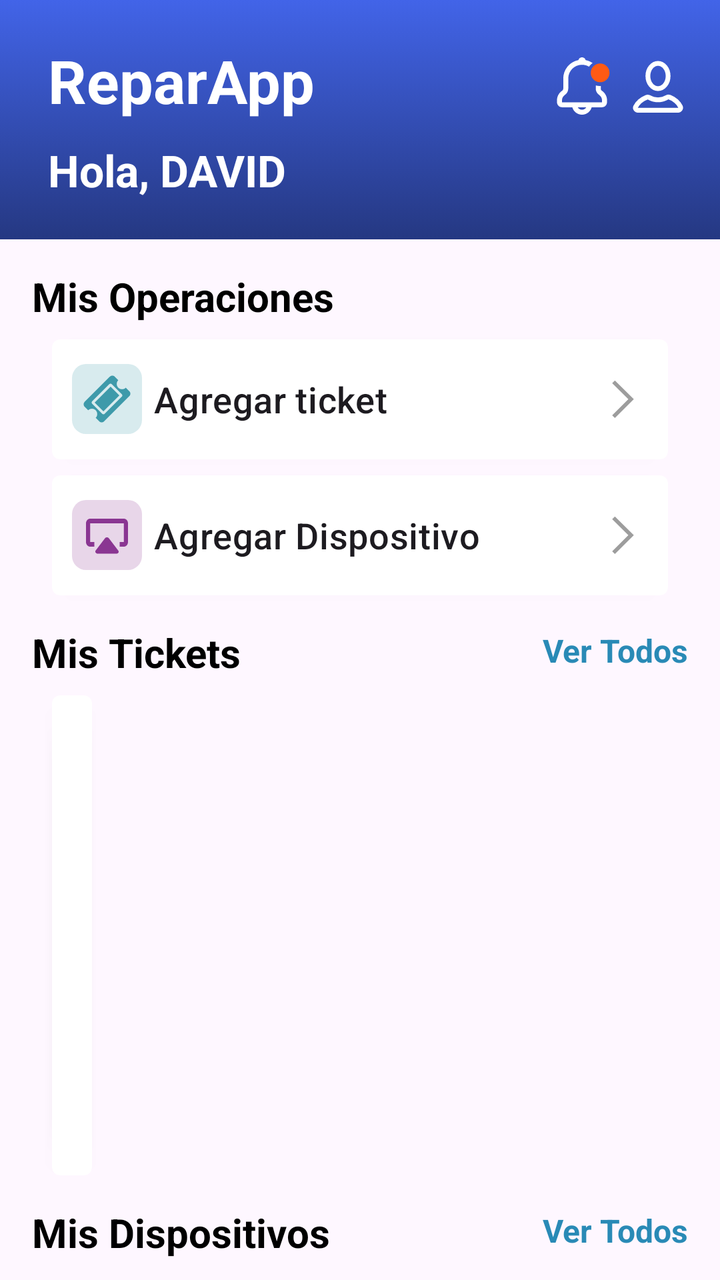
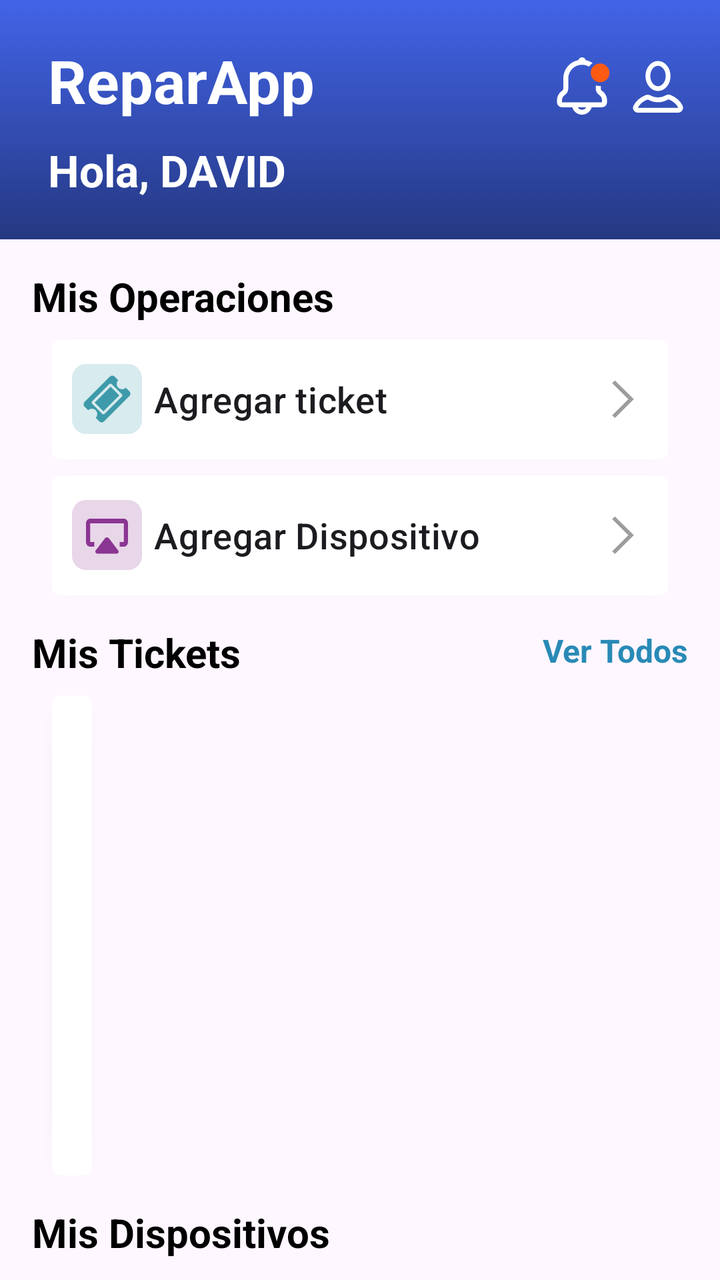

Two renders of the same Android screen: before a commit and after it. Below are the layout's source before the change and the commit's diff.
<!-- AndroidManifest.xml: application theme Theme.ReparApp -->
<!-- res/layout/fragment_home_user.xml -->
<?xml version="1.0" encoding="utf-8"?>
<ScrollView xmlns:android="http://schemas.android.com/apk/res/android"
    xmlns:app="http://schemas.android.com/apk/res-auto"
    xmlns:tools="http://schemas.android.com/tools"
    android:layout_width="match_parent"
    android:layout_height="match_parent">

    <LinearLayout
        android:layout_width="match_parent"
        android:layout_height="wrap_content"
        android:orientation="vertical"
        app:layout_constraintStart_toStartOf="parent"
        app:layout_constraintTop_toBottomOf="@id/headerLayout">

        <androidx.constraintlayout.widget.ConstraintLayout
            android:id="@+id/headerLayout"
            android:layout_width="match_parent"
            android:layout_height="wrap_content"
            android:background="@drawable/bg_fondo"
            android:gravity="center_vertical"
            android:orientation="horizontal"
            android:paddingHorizontal="16dp"
            android:paddingVertical="20dp"
            >

            <TextView
                android:id="@+id/tv_titulo_home"
                android:layout_width="wrap_content"
                android:layout_height="wrap_content"
                android:layout_marginStart="8dp"
                android:text="@string/home"
                android:textColor="@android:color/white"
                android:textSize="30sp"
                android:textStyle="bold"
                app:layout_constraintStart_toStartOf="parent"
                app:layout_constraintTop_toTopOf="parent" />

            <ImageView
                android:id="@+id/img_usuario_notificacion"
                android:layout_width="30dp"
                android:layout_height="30dp"
                android:layout_marginTop="8dp"
                android:layout_marginEnd="8dp"
                android:src="@drawable/icon_noti_act"
                app:layout_constraintEnd_toStartOf="@id/img_usuario_perfil"
                app:layout_constraintTop_toTopOf="parent" />

            <ImageView
                android:id="@+id/img_usuario_perfil"
                android:layout_width="30dp"
                android:layout_height="30dp"
                android:layout_marginTop="8dp"
                android:src="@drawable/icon_profile_pru"
                app:layout_constraintEnd_toEndOf="parent"
                app:layout_constraintTop_toTopOf="parent" />

            <TextView
                android:id="@+id/tv_saludo"
                android:layout_width="wrap_content"
                android:layout_height="wrap_content"
                android:layout_marginTop="10dp"
                android:text="Hola, "
                android:textColor="@color/white"
                android:textSize="22sp"
                android:textStyle="bold"
                app:layout_constraintStart_toStartOf="@id/tv_titulo_home"
                app:layout_constraintTop_toBottomOf="@id/tv_titulo_home" />

            <TextView
                android:id="@+id/tvUsername"
                android:layout_width="wrap_content"
                android:layout_height="wrap_content"
                android:layout_marginTop="10dp"
                android:text="David"
                android:textAllCaps="true"
                android:textColor="@color/white"
                android:textSize="22sp"
                android:textStyle="bold"
                app:layout_constraintStart_toEndOf="@id/tv_saludo"
                app:layout_constraintTop_toBottomOf="@id/tv_titulo_home" />


        </androidx.constraintlayout.widget.ConstraintLayout>

        <LinearLayout
            android:layout_width="match_parent"
            android:layout_height="wrap_content"
            android:layout_marginHorizontal="16dp"
            android:layout_marginTop="15dp"
            android:orientation="vertical">
            <TextView
                android:layout_width="wrap_content"
                android:layout_height="wrap_content"
                android:text="Mis Operaciones"
                android:textColor="@color/black"
                android:textSize="20dp"
                android:textStyle="bold" />

            <androidx.cardview.widget.CardView
                android:layout_width="match_parent"
                android:layout_height="wrap_content"
                android:layout_marginHorizontal="10dp"
                android:layout_marginTop="8dp"
                android:backgroundTint="@color/white"
                app:cardCornerRadius="4dp"
                app:layout_constraintTop_toTopOf="parent">

                <LinearLayout
                    android:id="@+id/llAddTicket"
                    android:layout_width="match_parent"
                    android:layout_height="60dp"
                    android:gravity="start|center"
                    android:orientation="horizontal"
                    android:paddingHorizontal="10dp"

                    >

                    <ImageView
                        android:layout_width="35dp"
                        android:layout_height="35dp"
                        android:src="@drawable/icon_ticket_prueba" />

                    <TextView
                        android:id="@+id/tv_agregar_ticket"
                        android:layout_width="0dp"
                        android:layout_height="wrap_content"
                        android:layout_marginStart="6dp"
                        android:layout_weight="1"
                        android:gravity="start|center"
                        android:text="Agregar ticket"
                        android:textAppearance="?attr/textAppearanceHeadline6"
                        android:textSize="18dp" />

                    <ImageView
                        android:layout_width="25dp"
                        android:layout_height="25dp"
                        android:layout_gravity="center|end"
                        android:src="@drawable/icon_arrow_right" />
                </LinearLayout>
            </androidx.cardview.widget.CardView>
            <androidx.cardview.widget.CardView
                android:layout_width="match_parent"
                android:layout_height="wrap_content"
                android:layout_marginHorizontal="10dp"
                android:layout_marginTop="8dp"
                android:backgroundTint="@color/white"
                app:cardCornerRadius="4dp"
                app:layout_constraintTop_toTopOf="parent">

                <LinearLayout
                    android:id="@+id/llAddDevice"
                    android:layout_width="match_parent"
                    android:layout_height="60dp"
                    android:gravity="start|center"
                    android:orientation="horizontal"
                    android:paddingHorizontal="10dp">

                    <ImageView
                        android:layout_width="35dp"
                        android:layout_height="35dp"
                        android:src="@drawable/icon_device_prueba" />

                    <TextView
                        android:id="@+id/tv_agregar_dispositivo"
                        android:layout_width="0dp"
                        android:layout_height="wrap_content"
                        android:layout_marginStart="6dp"
                        android:layout_weight="1"
                        android:gravity="start|center"
                        android:text="Agregar Dispositivo"
                        android:textAppearance="?attr/textAppearanceHeadline6"
                        android:textSize="18dp" />

                    <ImageView
                        android:layout_width="25dp"
                        android:layout_height="25dp"
                        android:layout_gravity="center|end"
                        android:src="@drawable/icon_arrow_right" />
                </LinearLayout>
            </androidx.cardview.widget.CardView>
            <androidx.constraintlayout.widget.ConstraintLayout
                android:layout_width="match_parent"
                android:layout_height="wrap_content"
                android:layout_marginTop="15dp">

                <TextView
                    android:id="@+id/tv_titulo_mis_tickets"
                    android:layout_width="wrap_content"
                    android:layout_height="wrap_content"
                    android:text="Mis Tickets"
                    android:textColor="@color/black"
                    android:textSize="20sp"
                    android:textStyle="bold"
                    app:layout_constraintBottom_toBottomOf="parent"
                    app:layout_constraintStart_toStartOf="parent"
                    app:layout_constraintTop_toTopOf="parent" />

                <TextView
                    android:id="@+id/tv_ver_todos"
                    android:layout_width="wrap_content"
                    android:layout_height="24dp"
                    android:text="Ver Todos"
                    android:textColor="#298AB6"
                    android:textSize="16dp"
                    android:textStyle="bold"
                    app:layout_constraintBottom_toBottomOf="@id/tv_titulo_mis_tickets"
                    app:layout_constraintEnd_toEndOf="parent"
                    app:layout_constraintTop_toTopOf="parent" />
            </androidx.constraintlayout.widget.ConstraintLayout>
            <androidx.cardview.widget.CardView
                android:layout_width="wrap_content"
                android:layout_height="wrap_content"
                android:layout_marginHorizontal="10dp"
                android:layout_marginTop="8dp"
                app:cardCornerRadius="4dp">

                <androidx.recyclerview.widget.RecyclerView
                    android:id="@+id/rv_historial_tickets"
                    android:layout_width="match_parent"
                    android:layout_height="240dp"
                    android:paddingHorizontal="10dp"
                    tools:layoutManager="LinearLayoutManager"
                    tools:listitem="@layout/item_ticket_prueba"
                    tools:orientation="vertical" />
            </androidx.cardview.widget.CardView>
            <androidx.constraintlayout.widget.ConstraintLayout
                android:layout_width="match_parent"
                android:layout_height="wrap_content"
                android:layout_marginTop="15dp">

                <TextView
                    android:id="@+id/tv_mis_disipositivo"
                    android:layout_width="wrap_content"
                    android:layout_height="wrap_content"
                    android:text="Mis Dispositivos"
                    android:textColor="@color/black"
                    android:textSize="20sp"
                    android:textStyle="bold"
                    app:layout_constraintBottom_toBottomOf="parent"
                    app:layout_constraintStart_toStartOf="parent"
                    app:layout_constraintTop_toTopOf="parent" />

                <TextView
                    android:id="@+id/tv_ver_dispositivos"
                    android:layout_width="wrap_content"
                    android:layout_height="24dp"
                    android:text="Ver Todos"
                    android:textColor="#298AB6"
                    android:textSize="16dp"
                    android:textStyle="bold"
                    app:layout_constraintBottom_toBottomOf="parent"
                    app:layout_constraintEnd_toEndOf="parent"
                    app:layout_constraintTop_toTopOf="parent" />
            </androidx.constraintlayout.widget.ConstraintLayout>
            <androidx.recyclerview.widget.RecyclerView
                android:id="@+id/rv_lista_dispositivos"
                android:layout_width="match_parent"
                android:layout_height="wrap_content"
                android:layout_marginTop="8dp"
                app:layout_constraintEnd_toEndOf="parent"
                app:layout_constraintStart_toStartOf="parent"
                app:layout_constraintTop_toBottomOf="@+id/misDevicesTitle"
                tools:layoutManager="LinearLayoutManager"
                tools:listitem="@layout/item_device"
                tools:orientation="horizontal" />

        </LinearLayout>




    </LinearLayout>

</ScrollView>
<!-- res/layout/item_ticket_prueba.xml (included above) -->
<?xml version="1.0" encoding="utf-8"?>
<androidx.constraintlayout.widget.ConstraintLayout xmlns:android="http://schemas.android.com/apk/res/android"
    xmlns:app="http://schemas.android.com/apk/res-auto"
    android:layout_width="match_parent"
    android:layout_height="80dp">

    <LinearLayout
        android:layout_width="match_parent"
        android:layout_height="match_parent"
        android:gravity="center_vertical"
        android:orientation="vertical"
        app:layout_constraintTop_toTopOf="parent">

        <TextView
            android:id="@+id/tv_nombre_ticket"
            android:layout_width="wrap_content"
            android:layout_height="wrap_content"
            android:layout_gravity="center_vertical"
            android:text="TIC-003943"
            android:textSize="18dp"
            android:textStyle="bold" />

        <TextView
            android:id="@+id/etFecha"
            android:layout_width="wrap_content"
            android:layout_height="wrap_content"
            android:layout_gravity="center_vertical"
            android:layout_marginTop="4dp"
            android:text="04 Abr. 2025 - 11:31 pm"
            android:textColor="#C9C9C9"
            android:textSize="16dp"
            android:textStyle="bold" />

    </LinearLayout>

    <View
        android:id="@+id/v_linea"
        android:layout_width="match_parent"
        android:layout_height="1dp"
        android:layout_marginBottom="4dp"
        android:background="#E4E4E4"
        app:layout_constraintStart_toStartOf="parent"
        app:layout_constraintBottom_toBottomOf="parent" />


</androidx.constraintlayout.widget.ConstraintLayout>
<!-- res/layout/item_device.xml (included above) -->
<?xml version="1.0" encoding="utf-8"?>
<androidx.constraintlayout.widget.ConstraintLayout xmlns:android="http://schemas.android.com/apk/res/android"
    xmlns:app="http://schemas.android.com/apk/res-auto"
    android:layout_width="wrap_content"
    android:layout_height="195dp"
    android:layout_marginEnd="12dp"
    android:layout_margin="8dp"
    >

    <ImageView
        android:id="@+id/img_dispositivo"
        android:layout_width="164dp"
        android:layout_height="164dp"
        android:background="@drawable/grey_bg_prueba"
        android:src="@drawable/televisor"
        android:padding="8dp"
        android:scaleType="centerInside"
        app:layout_constraintTop_toTopOf="parent"
        app:layout_constraintStart_toStartOf="parent"
        app:layout_constraintEnd_toEndOf="parent"
        />

    <ImageView
        android:layout_width="25dp"
        android:layout_height="25dp"
        app:layout_constraintEnd_toEndOf="parent"
        app:layout_constraintTop_toTopOf="parent"
        android:layout_marginTop="8dp"
        android:layout_marginEnd="8dp"
        android:src="@drawable/icon_check_prueba"
        />


    <TextView
        android:id="@+id/tv_modelo_dispositivo"
        android:layout_width="wrap_content"
        android:layout_height="wrap_content"
        android:text="HP Pavilion 15"
        android:textColor="@android:color/black"
        android:textSize="16sp"
        android:textStyle="bold"
        android:layout_marginTop="4dp"
        app:layout_constraintStart_toStartOf="parent"
        app:layout_constraintEnd_toEndOf="parent"
        app:layout_constraintTop_toBottomOf="@id/img_dispositivo"
        />

</androidx.constraintlayout.widget.ConstraintLayout>
<!-- resources referenced by this layout -->
<resources>
  <color name="black">#FF000000</color>
  <color name="white">#FFFFFFFF</color>
  <!-- drawable bg_fondo (drawable) -->
  <?xml version="1.0" encoding="utf-8"?>
  <selector xmlns:android="http://schemas.android.com/apk/res/android">
      <item>
          <shape android:shape="rectangle">
              <gradient
                  android:type="linear"
                  android:angle="270"
                  android:startColor="#4264E8"
                  android:endColor="#253882" />
          </shape>
      </item>
  </selector>
  <!-- drawable grey_bg_prueba (drawable) -->
  <?xml version="1.0" encoding="utf-8"?>
  <selector xmlns:android="http://schemas.android.com/apk/res/android">
      <item>
          <shape android:shape="rectangle">
              <corners android:radius="10dp"/>
              <solid android:color="@color/light_Grey"/>
          </shape>
      </item>
  </selector>
  <!-- drawable icon_arrow_right (drawable) -->
  <vector xmlns:android="http://schemas.android.com/apk/res/android"
      android:width="20dp"
      android:height="20dp"
      android:viewportWidth="20"
      android:viewportHeight="20">
    <path
        android:pathData="M6.764,17.608L5.667,16.511L12.139,10.094L5.667,3.676L6.764,2.579L14.333,10.094L6.764,17.608Z"
        android:fillColor="#9D9D9D"/>
  </vector>
  <!-- drawable icon_check_prueba (drawable) -->
  <vector xmlns:android="http://schemas.android.com/apk/res/android"
      android:width="20dp"
      android:height="20dp"
      android:viewportWidth="20"
      android:viewportHeight="20">
    <path
        android:pathData="M20,10C20,15.523 15.523,20 10,20C4.477,20 0,15.523 0,10C0,4.477 4.477,0 10,0C15.523,0 20,4.477 20,10ZM8.843,15.295L16.263,7.876C16.515,7.624 16.515,7.215 16.263,6.963L15.35,6.051C15.098,5.799 14.69,5.799 14.438,6.051L8.387,12.101L5.562,9.277C5.31,9.025 4.902,9.025 4.65,9.277L3.737,10.189C3.485,10.441 3.485,10.849 3.737,11.101L7.931,15.295C8.183,15.547 8.591,15.547 8.843,15.295Z"
        android:fillColor="#219648"/>
  </vector>
  <!-- drawable icon_profile_pru (drawable) -->
  <vector xmlns:android="http://schemas.android.com/apk/res/android"
      android:width="50dp"
      android:height="50dp"
      android:viewportWidth="50"
      android:viewportHeight="50">
    <path
        android:pathData="M25,6.167C29.323,6.167 33.416,10.511 33.416,16.667C33.416,22.822 29.323,27.166 25,27.167C20.678,27.167 16.583,22.823 16.583,16.667C16.583,10.511 20.678,6.167 25,6.167Z"
        android:strokeWidth="4"
        android:fillColor="#00000000"
        android:strokeColor="#ffffff"/>
    <path
        android:pathData="M32.695,34.381C33.067,34.158 33.845,34.058 34.723,34.336C38.902,36.061 42.012,38.869 43.628,42.101C44.321,43.487 43.327,45.249 41.458,45.249H8.542C7.655,45.249 6.904,44.805 6.484,44.204C6.081,43.626 6.015,42.975 6.345,42.364L6.358,42.337L6.372,42.31C7.996,39.062 11.13,36.239 15.341,34.516L15.41,34.488L15.477,34.454C15.997,34.194 16.761,34.22 17.482,34.483C19.801,35.839 22.187,36.541 25,36.541C27.884,36.541 30.321,35.805 32.695,34.381Z"
        android:strokeWidth="4"
        android:fillColor="#00000000"
        android:strokeColor="#ffffff"/>
  </vector>
  <string name="home">ReparApp</string>
  <style name="Theme.ReparApp" parent="Base.Theme.ReparApp" />
  <color name="light_Grey">#E9E9E9</color>
  <style name="Base.Theme.ReparApp" parent="Theme.Material3.DayNight.NoActionBar">
          
          
      </style>
  <!-- unchanged entries left out for length: 4 -->
</resources>

<!-- the commit's change to res/layout/fragment_home_user.xml (unified diff, before → after) -->
@@ -240,18 +240,9 @@
                     app:layout_constraintStart_toStartOf="parent"
                     app:layout_constraintTop_toTopOf="parent" />
 
-                <TextView
-                    android:id="@+id/tv_ver_dispositivos"
-                    android:layout_width="wrap_content"
-                    android:layout_height="24dp"
-                    android:text="Ver Todos"
-                    android:textColor="#298AB6"
-                    android:textSize="16dp"
-                    android:textStyle="bold"
-                    app:layout_constraintBottom_toBottomOf="parent"
-                    app:layout_constraintEnd_toEndOf="parent"
-                    app:layout_constraintTop_toTopOf="parent" />
+
             </androidx.constraintlayout.widget.ConstraintLayout>
+
             <androidx.recyclerview.widget.RecyclerView
                 android:id="@+id/rv_lista_dispositivos"
                 android:layout_width="match_parent"
